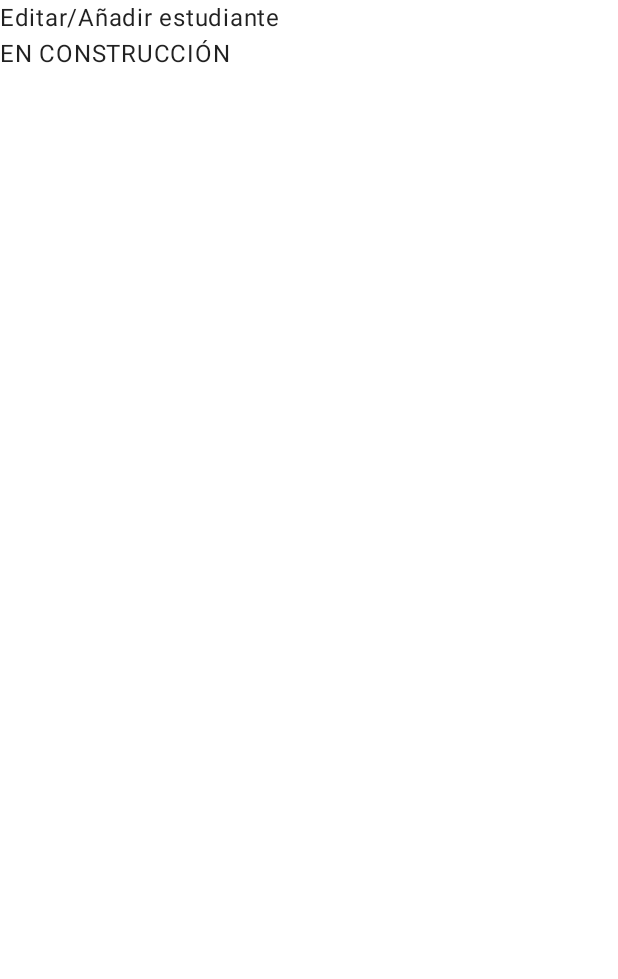
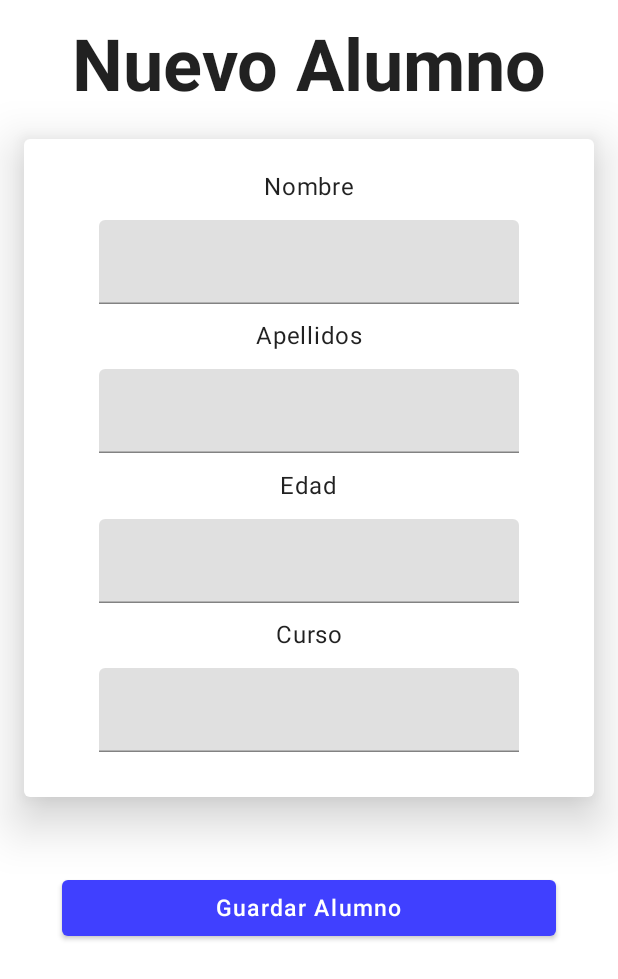
Before and after one commit to rbnicodev/SimplyTeachingAndroid, an Android app built with Jetpack Compose: the StudentAddView screen opened through its navigation route, on a phone screen of 412 x 824 dp. Shown: the top 979 px of the screen. Run offline under Robolectric (Android 15) with nearby library versions, the light colour scheme and no system bars; pictures from the network do not load.

Commit message:
StudentAddView maquetada

```diff
--- a/app/build.gradle
+++ b/app/build.gradle
@@ -49,6 +49,8 @@ android {
 
 dependencies {
 
+
+
     //COIL IMAGES
     implementation("io.coil-kt:coil-compose:1.3.2")
 
@@ -75,6 +77,5 @@ dependencies {
     //noinspection GradleDependency
     debugImplementation "androidx.compose.ui:ui-tooling:$compose_version"
 
-    //numberPicker
 
 }
--- a/app/src/main/java/com/rbnico/simplyteachingandroid/NavigationHost.kt
+++ b/app/src/main/java/com/rbnico/simplyteachingandroid/NavigationHost.kt
@@ -44,7 +44,7 @@ fun NavigationHost() {
 
         composable(Destinations.StudentAddView.route) {
             StudentAddView(
-                saveClick = {navController.navigate(Destinations.StudentView.route)}
+                saveClick = {navController.navigate(Destinations.StudentsList.route)}
             )
         }
     }
--- a/app/src/main/java/com/rbnico/simplyteachingandroid/views/StudentAddView.kt
+++ b/app/src/main/java/com/rbnico/simplyteachingandroid/views/StudentAddView.kt
@@ -1,14 +1,82 @@
 package com.rbnico.simplyteachingandroid.views
 
-import androidx.compose.foundation.layout.Column
-import androidx.compose.material.Text
-import androidx.compose.runtime.Composable
+import androidx.compose.foundation.layout.*
+import androidx.compose.material.*
+import androidx.compose.runtime.*
+import androidx.compose.ui.Alignment
+import androidx.compose.ui.Modifier
+import androidx.compose.ui.text.font.FontWeight
+import androidx.compose.ui.unit.dp
+import androidx.compose.ui.unit.sp
+import com.rbnico.simplyteachingandroid.data.DataProvider
+import com.rbnico.simplyteachingandroid.data.Note
+import com.rbnico.simplyteachingandroid.data.Student
 
 @Composable
 fun StudentAddView(
     saveClick: () -> Unit
 ) {
-    Column() {
-        Text("Editar/Añadir estudiante \nEN CONSTRUCCIÓN")
+    val student: Student = Student("","",0,0, listOf(),"")
+    var name by remember{ mutableStateOf(student.name)}
+    var lastName by remember{ mutableStateOf(student.lastName)}
+    var age by remember{ mutableStateOf("")}
+    var course by remember{ mutableStateOf("")}
+
+
+    Column(
+        modifier = Modifier
+            .fillMaxWidth()
+            .fillMaxHeight()
+            .padding(top = 16.dp),
+        horizontalAlignment = Alignment.CenterHorizontally
+    ) {
+        Text(
+            style = MaterialTheme.typography.h3,
+            fontWeight = FontWeight.Bold,
+            text = "Nuevo Alumno"
+        )
+        Card(
+            elevation = 20.dp,
+            modifier = Modifier
+                .padding(horizontal = 16.dp)
+                .padding(top = 20.dp)
+        ) {
+            Column(
+                modifier = Modifier
+                    .fillMaxWidth()
+                    .fillMaxHeight(0.6f)
+                    .padding(10.dp)
+                    .padding(bottom = 10.dp),
+                horizontalAlignment = Alignment.CenterHorizontally,
+                verticalArrangement = Arrangement.SpaceEvenly
+            ) {
+                Text("Nombre")
+                TextField(value = name, onValueChange = {name = it})
+                Text("Apellidos")
+                TextField(value = lastName, onValueChange = {lastName = it})
+                Text("Edad")
+                TextField(value = age, onValueChange = {age = it})
+                Text("Curso")
+                TextField(value = course, onValueChange = {course = it})
+            }
+        }
+        Button(
+            {
+                DataProvider.newStudent = false
+                saveClick()
+            },
+            modifier = Modifier
+                .padding(top = 50.dp)
+                .fillMaxWidth(0.8f)
+
+        ) {
+            Text(
+                text = "Guardar Alumno",
+                modifier = Modifier
+                    .padding(8.dp, 2.dp),
+                style = MaterialTheme.typography.button,
+                fontSize = 15.sp
+            )
+        }
     }
 }
--- a/build.gradle
+++ b/build.gradle
@@ -11,6 +11,7 @@ buildscript {
         classpath "com.android.tools.build:gradle:7.0.4"
         classpath "org.jetbrains.kotlin:kotlin-gradle-plugin:1.5.21"
 
+
         // NOTE: Do not place your application dependencies here; they belong
         // in the individual module build.gradle files
     }
```
Also changed, not shown: app/src/main/java/com/rbnico/simplyteachingandroid/views/StudentView.kt (+5 -3 lines).
